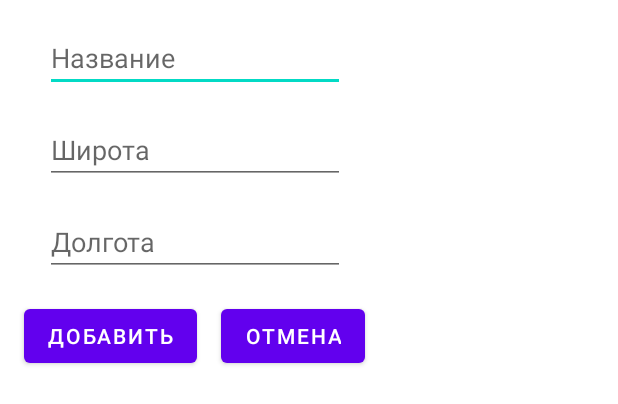
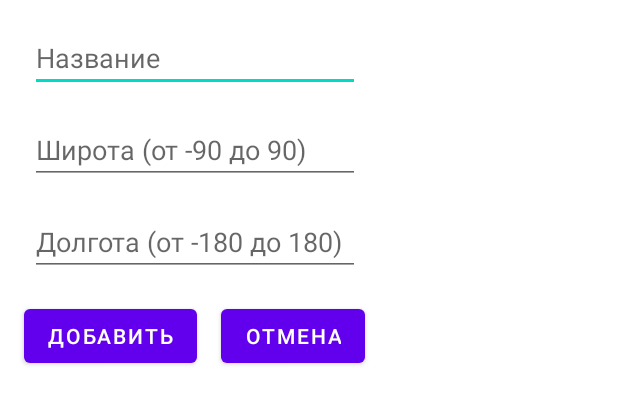
Before and after one commit to Kochenkov/Android-Java-WeatherFromOpenAPI, an Android app: the layout dialog_add_city.xml on its own in the app's theme, with its tools: preview values and no code run, on a phone screen of 412 x 824 dp. Shown: the top 404 px of the screen. Run offline under Robolectric (Android 15) with nearby library versions, the phone set to English and light mode, and no system bars.

Commit message:
fix add dialog validation

```diff
--- a/app/src/main/java/com/vkochenkov/weatherfromopenapis/presentation/activities/MainActivity.kt
+++ b/app/src/main/java/com/vkochenkov/weatherfromopenapis/presentation/activities/MainActivity.kt
@@ -123,10 +123,10 @@ class MainActivity : AppCompatActivity(), View.OnClickListener {
     private fun getWeather() {
         latitude = latitudeField.text.toString()
         longitude = longitudeField.text.toString()
-        validationFieldsAndGetWeatherFromApi()
+        validateFieldsAndGetWeatherFromApi()
     }
 
-    private fun validationFieldsAndGetWeatherFromApi() {
+    private fun validateFieldsAndGetWeatherFromApi() {
         if (latitude == "" || longitude == "") {
             Toast.makeText(
                 applicationContext,
--- a/app/src/main/res/layout/activity_main.xml
+++ b/app/src/main/res/layout/activity_main.xml
@@ -96,6 +96,7 @@
                 android:layout_gravity="center_horizontal"
                 android:layout_margin="@dimen/quarter_main_margin"
                 android:digits="1234567890.-"
+                android:maxLength="8"
                 android:ems="10"
                 android:hint="@string/latitude_hint_str"
                 app:layout_constraintEnd_toEndOf="parent"
@@ -130,11 +131,11 @@
 
             <EditText
                 android:id="@+id/edt_longitude"
-
                 android:layout_width="220dp"
                 android:layout_height="50dp"
                 android:layout_margin="@dimen/quarter_main_margin"
                 android:digits="1234567890.-"
+                android:maxLength="8"
                 android:ems="10"
                 android:hint="@string/longitude_hint_str"
                 app:layout_constraintEnd_toEndOf="parent"
--- a/app/src/main/res/layout/dialog_add_city.xml
+++ b/app/src/main/res/layout/dialog_add_city.xml
@@ -6,7 +6,7 @@
 
     <EditText
         android:id="@+id/add_city_name_edt"
-        android:layout_width="200dp"
+        android:layout_width="220dp"
         android:layout_height="wrap_content"
         android:layout_margin="16dp"
         android:hint="@string/add_city_name_hint_str"
@@ -17,25 +17,29 @@
 
     <EditText
         android:id="@+id/add_longitude_edt"
-        android:layout_width="200dp"
+        android:layout_width="220dp"
         android:layout_height="wrap_content"
         android:layout_margin="16dp"
+        android:layout_marginTop="12dp"
         android:digits="1234567890.-"
         android:ems="10"
-        android:hint="@string/add_city_longitude_hint_str"
+        android:hint="@string/longitude_hint_str"
         android:inputType="textPersonName"
+        android:maxLength="8"
         app:layout_constraintEnd_toEndOf="parent"
+        app:layout_constraintHorizontal_bias="0.508"
         app:layout_constraintStart_toStartOf="parent"
         app:layout_constraintTop_toBottomOf="@+id/add_latitude_edt" />
 
     <EditText
         android:id="@+id/add_latitude_edt"
-        android:layout_width="200dp"
+        android:layout_width="220dp"
         android:layout_height="wrap_content"
         android:layout_margin="16dp"
         android:digits="1234567890.-"
+        android:maxLength="8"
         android:ems="10"
-        android:hint="@string/add_city_latitude_hint_str"
+        android:hint="@string/latitude_hint_str"
         android:inputType="textPersonName"
         app:layout_constraintEnd_toEndOf="parent"
         app:layout_constraintStart_toStartOf="parent"
```
Also changed, not shown: app/src/main/java/com/vkochenkov/weatherfromopenapis/presentation/dialogs/CityAddDialog.kt (+28 -18 lines).
